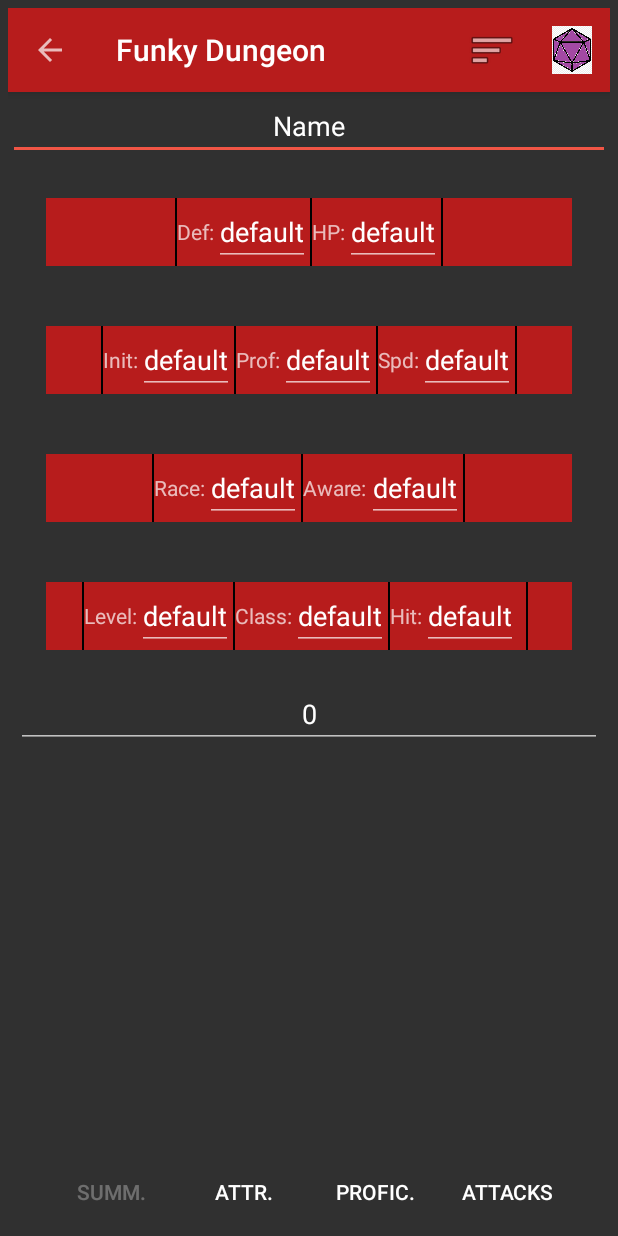
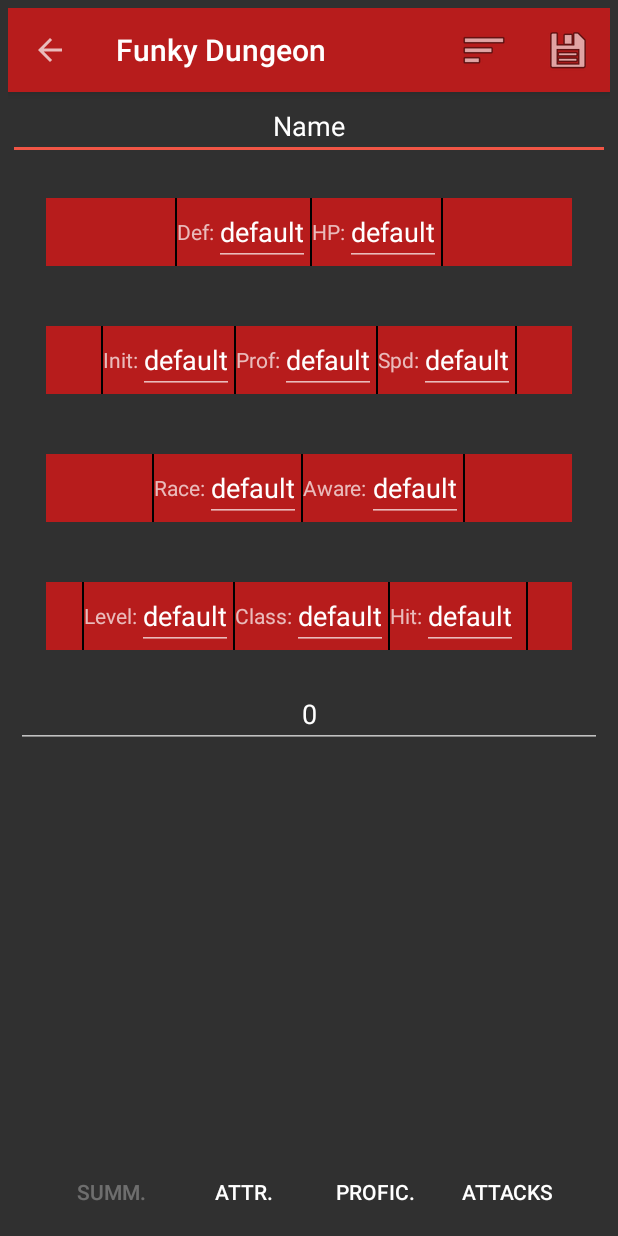
Before and after one commit to glennj3/Funky-Dungeon-Android-App, an Android app: the OverviewActivity screen opened directly, with no data from a screen before it, on a phone screen of 412 x 824 dp. Run offline under Robolectric (Android 15) with nearby library versions, the phone set to English and light mode, and no system bars; 12 statements that could not run were skipped.

Commit message:
Update fix

```diff
--- a/app/src/main/res/menu/menu_overview.xml
+++ b/app/src/main/res/menu/menu_overview.xml
@@ -14,7 +14,7 @@
             android:id="@+id/action_favorite"
             android:orderInCategory="300"
             android:title="Save"
-            android:icon="@drawable/d20_blank"
+            android:icon="@android:drawable/ic_menu_save"
             app:showAsAction="ifRoom"/>
 
 </menu>
```
